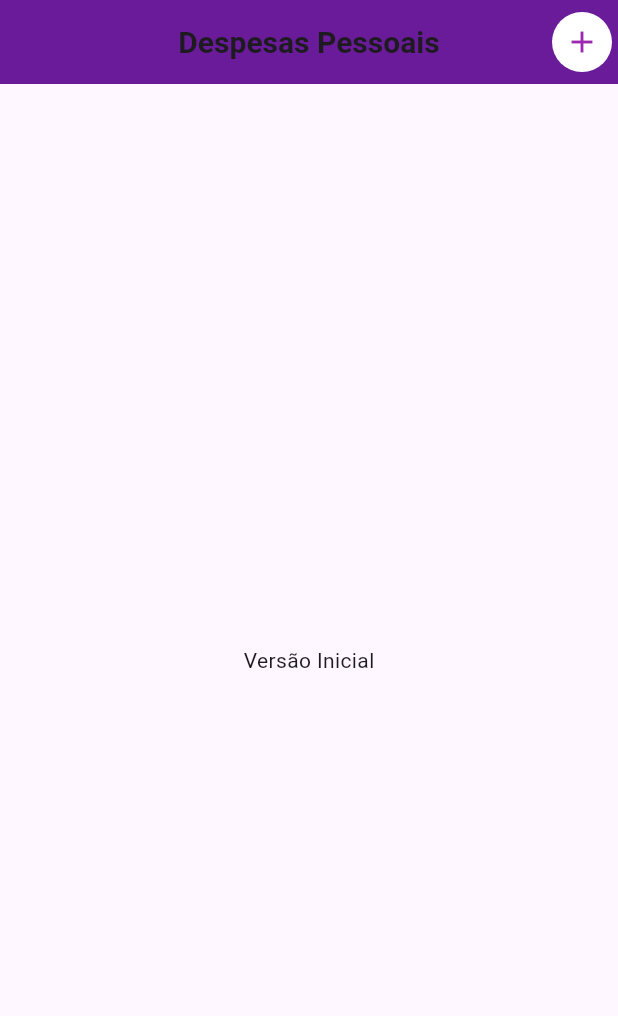
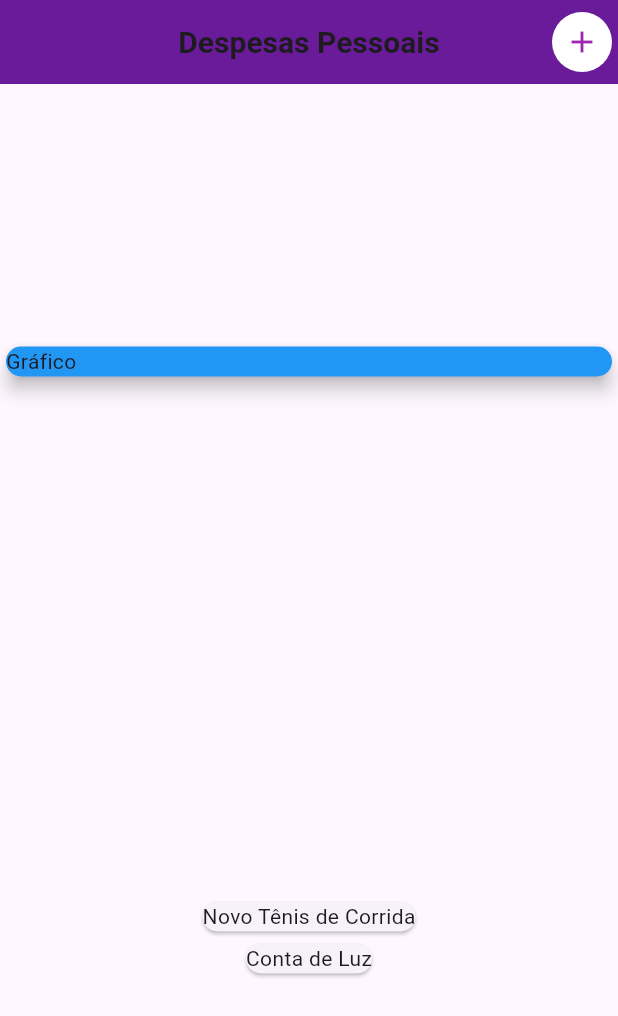
Before and after one commit to VitorLucas98/despesas_pessoais_app, a Flutter app: the screen it shows after launch, on a phone screen of 412 x 824 dp. Shown: the top 1016 px of the screen. Run offline on Flutter 3.47's test engine with Material 3 defaults, Android fonts, the phone set to English and light mode, and no system bars; Roboto replaces fonts that are missing (OpenSans).

```diff
--- a/lib/main.dart
+++ b/lib/main.dart
@@ -1,3 +1,4 @@
+import 'package:despesas_pessoais_app/models/transaction.dart';
 import 'package:flutter/material.dart';
 
 main() => runApp(ExpensesApp());
@@ -7,14 +8,27 @@ class ExpensesApp extends StatelessWidget {
 
   @override
   Widget build(BuildContext context) {
-    return MaterialApp(
-      home: MyHomePage(),
-      );
+    return MaterialApp(home: MyHomePage());
   }
 }
 
 class MyHomePage extends StatelessWidget {
-  const MyHomePage({super.key});
+  MyHomePage({super.key});
+
+  final _transactions = [
+    Transaction(
+      id: 't1',
+      title: 'Novo Tênis de Corrida',
+      value: 310.76,
+      date: DateTime.now(),
+    ),
+    Transaction(
+      id: 't2',
+      title: 'Conta de Luz',
+      value: 211.30,
+      date: DateTime.now(),
+    ),
+  ];
 
   @override
   Widget build(BuildContext context) {
@@ -32,7 +46,9 @@ class MyHomePage extends StatelessWidget {
         centerTitle: true,
         actions: [
           Padding(
-            padding: const EdgeInsets.symmetric(vertical: 8.0), // Espaço para cima e para baixo
+            padding: const EdgeInsets.symmetric(
+              vertical: 8.0,
+            ), // Espaço para cima e para baixo
             child: Container(
               decoration: BoxDecoration(
                 color: Colors.white, // Fundo diferente
@@ -48,8 +64,18 @@ class MyHomePage extends StatelessWidget {
           ),
         ],
       ),
-      body: Center(
-        child: Text('Versão Inicial'),
+      body: Column(
+        mainAxisAlignment: MainAxisAlignment.spaceAround,
+        crossAxisAlignment: CrossAxisAlignment.stretch,
+        children: [
+          Card(color: Colors.blue, elevation: 5, child: const Text('Gráfico')),
+          Column(
+            children:
+                _transactions.map((tr) {
+                  return Card(child: Text(tr.title));
+                }).toList(),
+          ),
+        ],
       ),
     );
   }
--- /dev/null
+++ b/lib/models/transaction.dart
@@ -0,0 +1,12 @@
+class Transaction {
+  final String id;
+  final String title;
+  final double value;
+  final DateTime date;
+
+  Transaction({
+    required this.id,
+    required this.title,
+    required this.value,
+    required this.date});
+}
```
